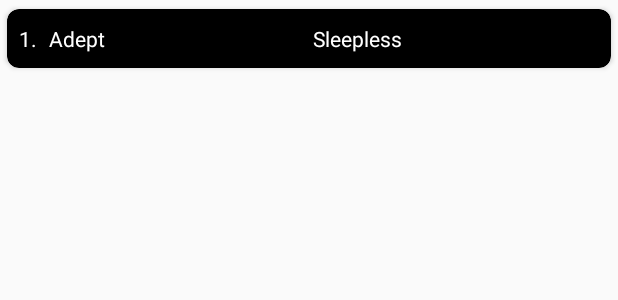
After one commit to set-your-name-here/AndroidTunes, an Android app: the layout fragment_list_item.xml on its own in the app's theme, with its tools: preview values and no code run, on a phone screen of 412 x 824 dp. The commit adds this screen. Shown: the top 300 px of the screen. Run offline under Robolectric (Android 15) with nearby library versions, the phone set to English and light mode, and no system bars.

Commit message:
Added entities, created list view layout

```diff
--- a/app/build.gradle
+++ b/app/build.gradle
@@ -21,6 +21,10 @@ android {
             proguardFiles getDefaultProguardFile('proguard-android-optimize.txt'), 'proguard-rules.pro'
         }
     }
+    compileOptions {
+        sourceCompatibility JavaVersion.VERSION_1_8
+        targetCompatibility JavaVersion.VERSION_1_8
+    }
 }
 
 dependencies {
--- a/app/src/main/java/myself/synh/androidtunes/MainActivity.kt
+++ b/app/src/main/java/myself/synh/androidtunes/MainActivity.kt
@@ -8,4 +8,5 @@ class MainActivity : AppCompatActivity(R.layout.activity_main) {
     override fun onCreate(savedInstanceState: Bundle?) {
         super.onCreate(savedInstanceState)
     }
+
 }
--- a/app/src/main/java/myself/synh/androidtunes/models/entities/Result.kt
+++ b/app/src/main/java/myself/synh/androidtunes/models/entities/Result.kt
@@ -1,5 +1,6 @@
 package myself.synh.androidtunes.models.entities
 
 data class Result(
-    var resultCount: Int = 0
+    var resultCount: Int = 0,
+    var results: ArrayList<ResultItem>
 )
--- /dev/null
+++ b/app/src/main/java/myself/synh/androidtunes/models/entities/ResultItem.kt
@@ -0,0 +1,5 @@
+package myself.synh.androidtunes.models.entities
+
+data class ResultItem(
+    var wrapperType: String
+)
--- /dev/null
+++ b/app/src/main/java/myself/synh/androidtunes/models/retrofit/CountryCode.kt
@@ -0,0 +1,5 @@
+package myself.synh.androidtunes.models.retrofit
+
+enum class CountryCode(val value: String){
+    RU("ru"), USA("us"), UnitedKingdom("uk")
+}
--- /dev/null
+++ b/app/src/main/java/myself/synh/androidtunes/views/listeners/ListListener.kt
@@ -0,0 +1,5 @@
+package myself.synh.androidtunes.views.listeners
+
+interface ListListener {
+
+}
--- /dev/null
+++ b/app/src/main/res/drawable/ic_search.xml
@@ -0,0 +1,5 @@
+<vector android:height="24dp" android:tint="#555555"
+    android:viewportHeight="24.0" android:viewportWidth="24.0"
+    android:width="24dp" xmlns:android="http://schemas.android.com/apk/res/android">
+    <path android:fillColor="#FF000000" android:pathData="M15.5,14h-0.79l-0.28,-0.27C15.41,12.59 16,11.11 16,9.5 16,5.91 13.09,3 9.5,3S3,5.91 3,9.5 5.91,16 9.5,16c1.61,0 3.09,-0.59 4.23,-1.57l0.27,0.28v0.79l5,4.99L20.49,19l-4.99,-5zM9.5,14C7.01,14 5,11.99 5,9.5S7.01,5 9.5,5 14,7.01 14,9.5 11.99,14 9.5,14z"/>
+</vector>
--- /dev/null
+++ b/app/src/main/res/layout/fragment_list_item.xml
@@ -0,0 +1,44 @@
+<?xml version="1.0" encoding="utf-8"?>
+<androidx.cardview.widget.CardView xmlns:android="http://schemas.android.com/apk/res/android"
+    xmlns:app="http://schemas.android.com/apk/res-auto"
+    android:layout_width="match_parent"
+    android:layout_height="wrap_content"
+    app:cardBackgroundColor="@android:color/black"
+    app:cardUseCompatPadding="true"
+    app:cardCornerRadius="8dp">
+
+    <androidx.appcompat.widget.LinearLayoutCompat
+        android:layout_width="match_parent"
+        android:layout_height="wrap_content"
+        android:padding="4dp"
+        android:weightSum="3">
+
+        <androidx.appcompat.widget.AppCompatTextView
+            android:layout_width="wrap_content"
+            android:layout_height="wrap_content"
+            android:layout_margin="4dp"
+            android:text="1."
+            android:textColor="@android:color/white" />
+
+        <androidx.appcompat.widget.AppCompatTextView
+            android:layout_width="wrap_content"
+            android:layout_height="wrap_content"
+            android:layout_margin="4dp"
+            android:layout_weight="1.5"
+            android:lines="1"
+            android:text="Adept"
+            android:textColor="@android:color/white" />
+
+        <androidx.appcompat.widget.AppCompatTextView
+            android:layout_width="wrap_content"
+            android:layout_height="wrap_content"
+            android:layout_margin="4dp"
+            android:layout_weight="1.5"
+            android:lines="1"
+            android:padding="2dp"
+            android:text="Sleepless"
+            android:textColor="@android:color/white" />
+
+    </androidx.appcompat.widget.LinearLayoutCompat>
+
+</androidx.cardview.widget.CardView>
--- a/app/src/main/res/values/colors.xml
+++ b/app/src/main/res/values/colors.xml
@@ -1,6 +1,6 @@
 <?xml version="1.0" encoding="utf-8"?>
 <resources>
-    <color name="colorPrimary">#008577</color>
-    <color name="colorPrimaryDark">#00574B</color>
-    <color name="colorAccent">#D81B60</color>
+    <color name="colorPrimary">#000000</color>
+    <color name="colorPrimaryDark">#000000</color>
+    <color name="colorAccent">#FFA500</color>
 </resources>
--- a/app/src/main/res/values/strings.xml
+++ b/app/src/main/res/values/strings.xml
@@ -1,3 +1,4 @@
 <resources>
-    <string name="app_name">androidtunes</string>
+    <string name="app_name">AndroidTunes</string>
+
 </resources>
```
Also changed, not shown: app/src/main/java/myself/synh/androidtunes/models/retrofit/RequestMediaEntity.kt (added, +20 -0 lines), app/src/main/java/myself/synh/androidtunes/models/retrofit/RequestMediaType.kt (added, +7 -0 lines), app/src/main/java/myself/synh/androidtunes/models/retrofit/RetrofitController.kt (+37 -2 lines), app/src/main/java/myself/synh/androidtunes/viewmodels/ListViewModel.kt (added, +12 -0 lines), app/src/main/java/myself/synh/androidtunes/viewmodels/adapters/ListRecyclerAdapter.kt (added, +33 -0 lines), app/src/main/java/myself/synh/androidtunes/viewmodels/factories/ListViewModelFactory.kt (added, +16 -0 lines), app/src/main/java/myself/synh/androidtunes/views/AlbumFragment.kt (added, +17 -0 lines), app/src/main/java/myself/synh/androidtunes/views/ListFragment.kt (+43 -5 lines), app/src/main/res/layout/fragment_album.xml (added, +9 -0 lines), app/src/main/res/layout/fragment_list.xml (+45 -2 lines).
